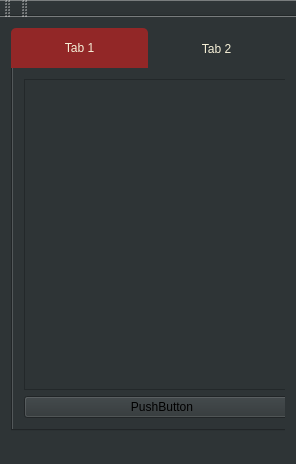
Old version of the form Lab2/mainwindow.ui in the repository JustTaya/uniProjects_secondYear.
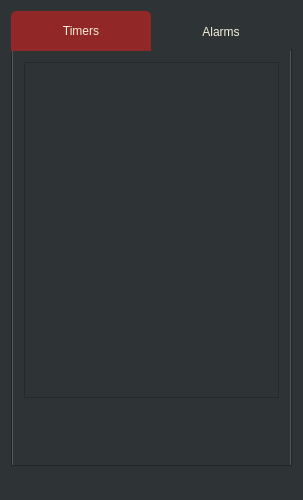
New version of the form. The open tabs and pages were chosen to show the change. Icons and pictures are not drawn.

Commit message: TimerListItem buttons

```diff
--- a/Lab2/mainwindow.ui
+++ b/Lab2/mainwindow.ui
@@ -6,15 +6,16 @@
    <rect>
     <x>0</x>
     <y>0</y>
-    <width>292</width>
-    <height>464</height>
+    <width>303</width>
+    <height>500</height>
    </rect>
   </property>
   <property name="windowTitle">
    <string>MainWindow</string>
   </property>
   <property name="styleSheet">
-   <string notr="true">background-color: rgb(46, 52, 54);</string>
+   <string notr="true">color: rgb(245, 239, 215);
+background-color: rgb(46, 52, 54);</string>
   </property>
   <widget class="QWidget" name="centralWidget">
    <property name="styleSheet">
@@ -23,7 +24,7 @@
 	background-color: rgb(46, 52, 54);
 	border-top-left-radius: 5px;
 	border-top-right-radius: 5px;
-	min-width:137px;
+	min-width:140px;
 	min-height:40px;
 }
 
@@ -35,29 +36,66 @@
 QTabBar::tab:!selected:hover{
 	background-color: rgb(77, 15, 15);
 }
-</string>
+
+QPushButton
+{
+min-height:50px;
+max-height:50px;
+border: 30px;
+}
+
+QPushButton#addTimerButton
+{
+image: url(:/add_icon.svg);
+}
+
+QPushButton#addTimerButton:pressed
+{
+image: url(:/add_clicked_icon.svg);
+}
+
+QPushButton#addAlarmButton
+{
+image: url(:/add_icon.svg);
+}
+
+QPushButton#addAlarmButton:pressed
+{
+image: url(:/add_clicked_icon.svg);
+}
+
+QWiget:pressed
+{
+background-color: rgb(77, 15, 15);
+}</string>
    </property>
-   <layout class="QVBoxLayout" name="verticalLayout">
+   <layout class="QHBoxLayout" name="horizontalLayout">
     <item>
      <widget class="QTabWidget" name="tabWidget">
-      <property name="styleSheet">
-       <string notr="true">min-width:274px;</string>
-      </property>
       <property name="currentIndex">
        <number>1</number>
       </property>
       <widget class="QWidget" name="tab">
        <attribute name="title">
-        <string>Tab 1</string>
+        <string>Timers</string>
        </attribute>
-       <layout class="QVBoxLayout" name="verticalLayout_2">
+       <layout class="QVBoxLayout" name="verticalLayout">
         <item>
-         <widget class="QListWidget" name="listWidget"/>
+         <widget class="QListWidget" name="timerList">
+          <property name="styleSheet">
+           <string notr="true">selection-background-color: rgb(77, 15, 15);</string>
+          </property>
+         </widget>
         </item>
         <item>
-         <widget class="QPushButton" name="pushButton">
+         <widget class="QPushButton" name="addTimerButton">
+          <property name="styleSheet">
+           <string notr="true">min-height:50px;
+max-height:50px;
+border: 30px;</string>
+          </property>
           <property name="text">
-           <string>PushButton</string>
+           <string/>
           </property>
          </widget>
         </item>
@@ -65,9 +103,9 @@
       </widget>
       <widget class="QWidget" name="tab_2">
        <attribute name="title">
-        <string>Tab 2</string>
+        <string>Alarms</string>
        </attribute>
-       <layout class="QVBoxLayout" name="verticalLayout_3">
+       <layout class="QVBoxLayout" name="verticalLayout_2">
         <item>
          <widget class="QListWidget" name="listWidget_2"/>
         </item>
@@ -84,26 +122,7 @@
     </item>
    </layout>
   </widget>
-  <widget class="QToolBar" name="mainToolBar">
-   <attribute name="toolBarArea">
-    <enum>TopToolBarArea</enum>
-   </attribute>
-   <attribute name="toolBarBreak">
-    <bool>false</bool>
-   </attribute>
-  </widget>
   <widget class="QStatusBar" name="statusBar"/>
-  <widget class="QToolBar" name="toolBar">
-   <property name="windowTitle">
-    <string>toolBar</string>
-   </property>
-   <attribute name="toolBarArea">
-    <enum>TopToolBarArea</enum>
-   </attribute>
-   <attribute name="toolBarBreak">
-    <bool>false</bool>
-   </attribute>
-  </widget>
  </widget>
  <layoutdefault spacing="6" margin="11"/>
  <resources/>
```
Left out of the diff: 8 changed lines with no effect on the pictures. The commit also changes 25 other files.
